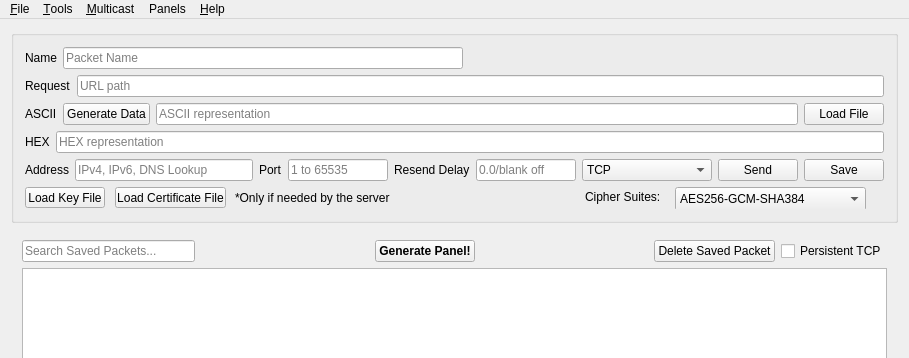
Qt form src/mainwindow.ui (dannagle/PacketSender) before a commit; both pictures show x 0 to 909 and y 0 to 358 of the 909 by 746 pixel window.
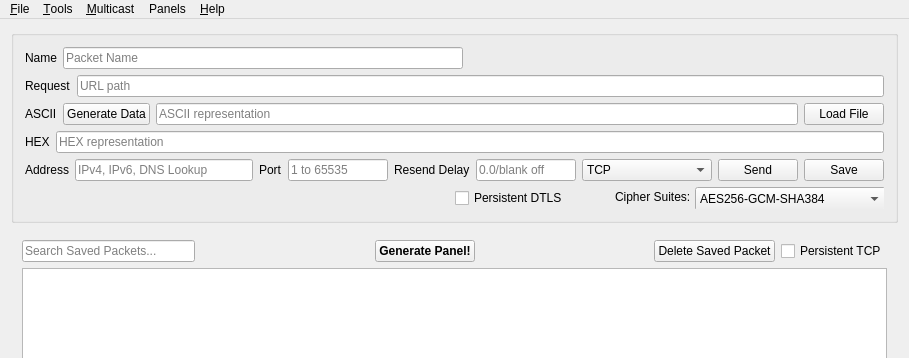
The same form after that commit. Icons and pictures are not drawn.

Commit message: persistent DTLS checkBox moved to the mainWindow.ui

```diff
--- a/src/mainwindow.ui
+++ b/src/mainwindow.ui
@@ -334,49 +334,10 @@
            <height>16777215</height>
           </size>
          </property>
-         <widget class="QPushButton" name="loadCertButton">
-          <property name="geometry">
-           <rect>
-            <x>90</x>
-            <y>0</y>
-            <width>111</width>
-            <height>21</height>
-           </rect>
-          </property>
-          <property name="text">
-           <string>Load Certificate File</string>
-          </property>
-         </widget>
-         <widget class="QPushButton" name="loadKeyButton">
-          <property name="geometry">
-           <rect>
-            <x>0</x>
-            <y>0</y>
-            <width>80</width>
-            <height>21</height>
-           </rect>
-          </property>
-          <property name="text">
-           <string>Load Key File</string>
-          </property>
-         </widget>
-         <widget class="QLabel" name="noteServer">
-          <property name="geometry">
-           <rect>
-            <x>210</x>
-            <y>0</y>
-            <width>161</width>
-            <height>21</height>
-           </rect>
-          </property>
-          <property name="text">
-           <string>*Only if needed by the server</string>
-          </property>
-         </widget>
          <widget class="QComboBox" name="cipherCb">
           <property name="geometry">
            <rect>
-            <x>650</x>
+            <x>670</x>
             <y>0</y>
             <width>191</width>
             <height>24</height>
@@ -481,7 +442,7 @@
          <widget class="QLabel" name="CipherLable">
           <property name="geometry">
            <rect>
-            <x>560</x>
+            <x>590</x>
             <y>0</y>
             <width>81</width>
             <height>20</height>
@@ -491,11 +452,19 @@
            <string>Cipher Suites:</string>
           </property>
          </widget>
-         <zorder>loadKeyButton</zorder>
-         <zorder>loadCertButton</zorder>
-         <zorder>noteServer</zorder>
-         <zorder>cipherCb</zorder>
-         <zorder>CipherLable</zorder>
+         <widget class="QCheckBox" name="leaveSessionOpen">
+          <property name="geometry">
+           <rect>
+            <x>430</x>
+            <y>0</y>
+            <width>111</width>
+            <height>22</height>
+           </rect>
+          </property>
+          <property name="text">
+           <string>Persistent DTLS</string>
+          </property>
+         </widget>
         </widget>
        </item>
       </layout>
```
The commit also changes 7 other files.
